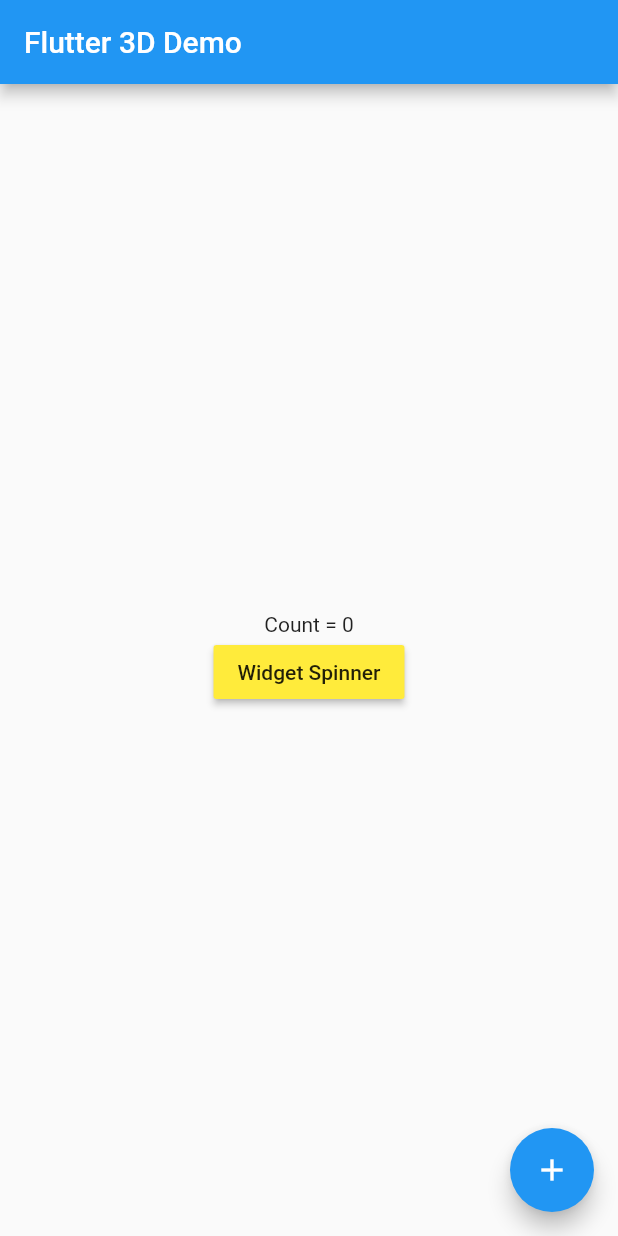
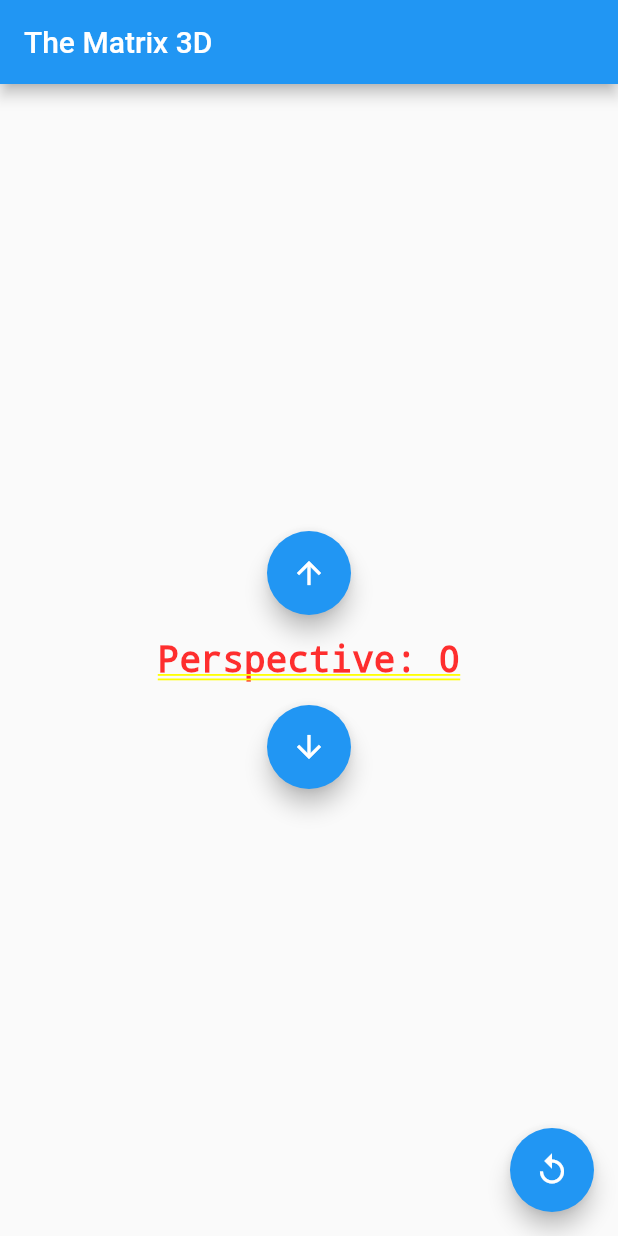
Before and after one commit to wmleler/thematrix, a Flutter app: the screen it shows after launch, on a phone screen of 412 x 824 dp. Run offline on Flutter 3.47's test engine with Material 2 defaults, Android fonts, the phone set to English and light mode, and no system bars.

Commit message:
perspective

```diff
--- a/lib/main.dart
+++ b/lib/main.dart
@@ -1,7 +1,7 @@
 import 'dart:math';
 
 import 'package:flutter/material.dart';
-import 'dart:ui' show lerpDouble;
+// import 'dart:ui' show lerpDouble;
 
 void main() {
   runApp(new MyApp());
@@ -16,13 +16,12 @@ class MyApp extends StatelessWidget {
       theme: new ThemeData(
         primarySwatch: Colors.blue,
       ),
-      home: new MyHomePage(title: 'Flutter 3D Demo'),
+      home: new MyHomePage(title: 'The Matrix 3D'),
     );
   }
 }
 
 class MyHomePage extends StatefulWidget {
-
   MyHomePage({Key key, this.title}) : super(key: key);
 
   // This widget is the home page of your application. It is stateful, meaning
@@ -41,8 +40,8 @@ class MyHomePage extends StatefulWidget {
 }
 
 class _MyHomePageState extends State<MyHomePage> with TickerProviderStateMixin {
-
   double rotation = 0.0;
+  Matrix4 perspective = new Matrix4.identity();
   int counter = 0;
 
   AnimationController animation;
@@ -54,16 +53,15 @@ class _MyHomePageState extends State<MyHomePage> with TickerProviderStateMixin {
     animation = new AnimationController(
       duration: const Duration(milliseconds: 4000),
       vsync: this,
-    )
-      ..addListener(() {
+    )..addListener(() {
         setState(() {
-          rotation = -Curves.easeOut.transform(animation.value)*8*PI;
+          rotation = -Curves.easeOut.transform(animation.value) * 8 * PI;
         });
       });
     rotation = 0.0;
   }
 
-  void _spinZ(DragEndDetails details) {
+  void _spinZ() {
     axis = 'Z';
     animation.forward(from: 0.0);
   }
@@ -78,24 +76,34 @@ class _MyHomePageState extends State<MyHomePage> with TickerProviderStateMixin {
     animation.forward(from: 0.0);
   }
 
+  Matrix4 _xmat(num pv) {
+    return new Matrix4(1.0, 0.0, 0.0, 0.0,
+        0.0, 1.0, 0.0, 0.0,
+        0.0, 0.0, 0.00001, pv * 0.0001,
+        0.0, 0.0, 0.0, 1.0);
+  }
+
   @override
   Widget build(BuildContext context) {
     return new Transform(
-      transform: axis == 'X' ? new Matrix4.rotationX(rotation/4) :
-          (axis == 'Y' ? new Matrix4.rotationY(rotation/4) :
-          new Matrix4.rotationZ(rotation/4)),
+        transform: perspective.multiplied(axis == 'X'
+            ? new Matrix4.rotationX(rotation / 4)
+            : (axis == 'Y'
+                ? new Matrix4.rotationY(rotation / 4)
+                : new Matrix4.rotationZ(rotation / 4))),
         alignment: FractionalOffset.center,
         child: new Scaffold(
           appBar: new AppBar(
             title: new Text(widget.title),
           ),
           floatingActionButton: new FloatingActionButton(
-          onPressed: () => setState(()=>counter++),
-          tooltip: 'Increment',
-          child: new Icon(Icons.add),
+            onPressed: _spinZ,
+            tooltip: 'Spin',
+            child: new Icon(Icons.replay),
           ),
-        body: new Builder(builder: (BuildContext ctx)=>new GestureDetector(
-            onVerticalDragEnd: _spinZ,
+          body: new Builder(builder: (BuildContext ctx) {
+            return new GestureDetector(
+                onVerticalDragEnd: _spinX,
                 onHorizontalDragEnd: _spinY,
                 child: new Transform(
                   transform: new Matrix4.rotationZ(rotation),
@@ -104,16 +112,27 @@ class _MyHomePageState extends State<MyHomePage> with TickerProviderStateMixin {
                       child: new Column(
                     mainAxisAlignment: MainAxisAlignment.center,
                     children: <Widget>[
-                      new Text("Count = $counter"),
-                      new RaisedButton(
-                        child: new Text("Widget Spinner"),
-                        color: Colors.yellow,
-                        onPressed: () => setState(()=>counter++),
+                      new FloatingActionButton(
+                        onPressed: () => setState(() { perspective = _xmat(++counter); }),
+                        tooltip: 'Increment',
+                        child: new Icon(Icons.arrow_upward),
+                      ),
+                      new Text(' '),
+                      new Text("Perspective: $counter",
+                          style: DefaultTextStyle
+                              .of(context)
+                              .style
+                              .apply(fontSizeFactor: 0.5)),
+                      new Text(' '),
+                      new FloatingActionButton(
+                        onPressed: () => setState(() { perspective = _xmat(--counter); }),
+                        tooltip: 'Decrement',
+                        child: new Icon(Icons.arrow_downward),
                       ),
                     ],
                   )),
-            ))),
+                ));
+          }),
         ));
   }
-
 }
```
Also changed, not shown: 1 other file. Lines whose indentation alone changed are shown as unchanged.
